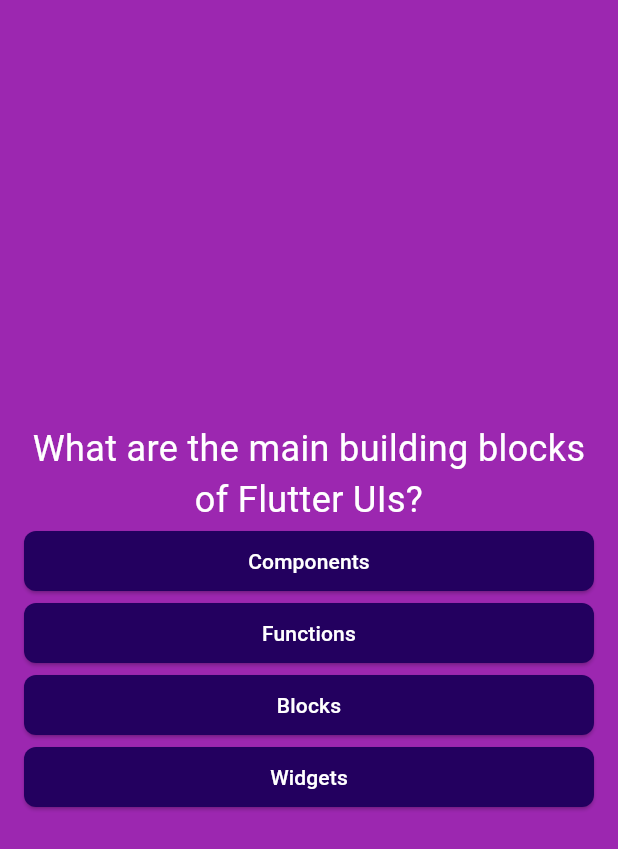
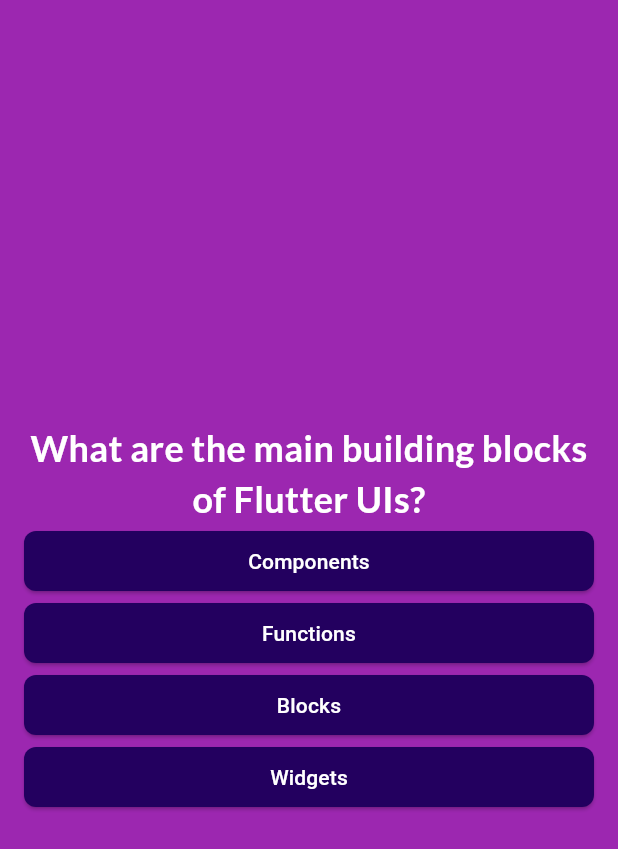
Before and after one commit to FadyFawzyOfficial/quizify, a Flutter app: the screen it shows after launch, after a tap on "Start Quiz", on a phone screen of 412 x 824 dp. Shown: the top 849 px of the screen. Run offline on Flutter 3.47's test engine with Material 3 defaults, Android fonts, the light colour scheme and no system bars; our stand-ins replace google_fonts.

Commit message:
13. Use added Google Fonts with question text

```diff
--- a/lib/questions_screen.dart
+++ b/lib/questions_screen.dart
@@ -1,4 +1,5 @@
 import 'package:flutter/material.dart';
+import 'package:google_fonts/google_fonts.dart';
 
 import 'answer_button.dart';
 import 'data/questions.dart';
@@ -24,9 +25,10 @@
           Text(
             questions[questionIndex].question,
             textAlign: TextAlign.center,
-            style: const TextStyle(
+            style: GoogleFonts.lato(
               color: Colors.white,
               fontSize: 24,
+              fontWeight: FontWeight.bold,
             ),
           ),
           for (var answer in questions[questionIndex].shuffledAnswers)
--- a/lib/start_screen.dart
+++ b/lib/start_screen.dart
@@ -1,4 +1,5 @@
 import 'package:flutter/material.dart';
+import 'package:google_fonts/google_fonts.dart';
 
 class StartScreen extends StatelessWidget {
   final VoidCallback startQuiz;
@@ -21,9 +22,9 @@
         //   ),
         // ),
         const SizedBox(height: 24),
-        const Text(
+        Text(
           'Learn Flutter the fun way!',
-          style: TextStyle(color: Colors.white, fontSize: 24),
+          style: GoogleFonts.lato(color: Colors.white, fontSize: 24),
         ),
         const SizedBox(height: 16),
         ElevatedButton.icon(
```
